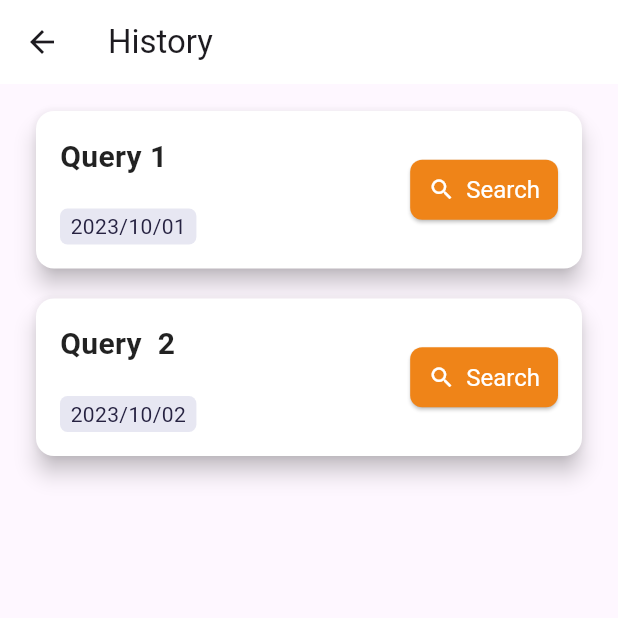
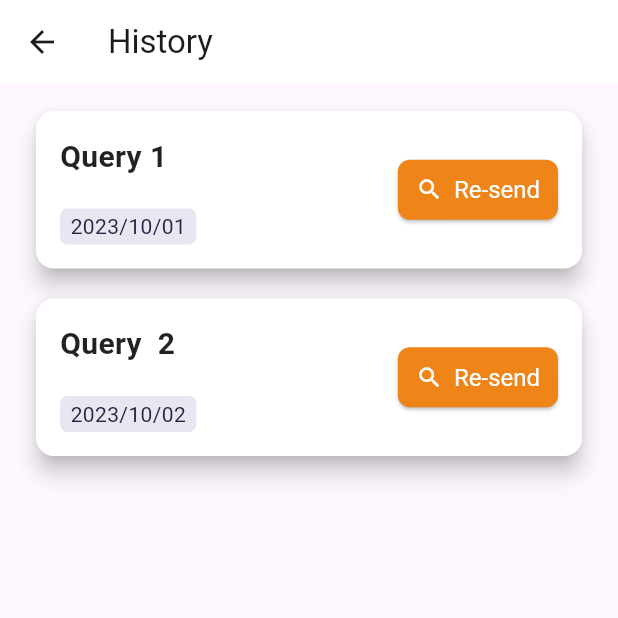
Before and after one commit to TravelAgentPFS/voyage_flutter_app, a Flutter app: the HistoryPage screen opened directly, on a phone screen of 412 x 824 dp, the top half of it. Run offline on Flutter 3.47's test engine with Material 3 defaults, Android fonts, the phone set to English and light mode, and no system bars; our stand-ins replace animated_splash_screen, flutter_secure_storage, shared_preferences; accounts and stored records are empty.

Commit message:
mini bug hhh

```diff
--- a/lib/pages/HistoryPage.dart
+++ b/lib/pages/HistoryPage.dart
@@ -85,7 +85,7 @@ class HistoryCard extends StatelessWidget {
                 Icons.search,
                 size: 18,
               ),
-              label: Text('Search'),
+              label: Text('Re-send'),
               style: ElevatedButton.styleFrom(
                 foregroundColor: Colors.white,
                 backgroundColor: Color.fromARGB(255, 239, 132, 24),
```
